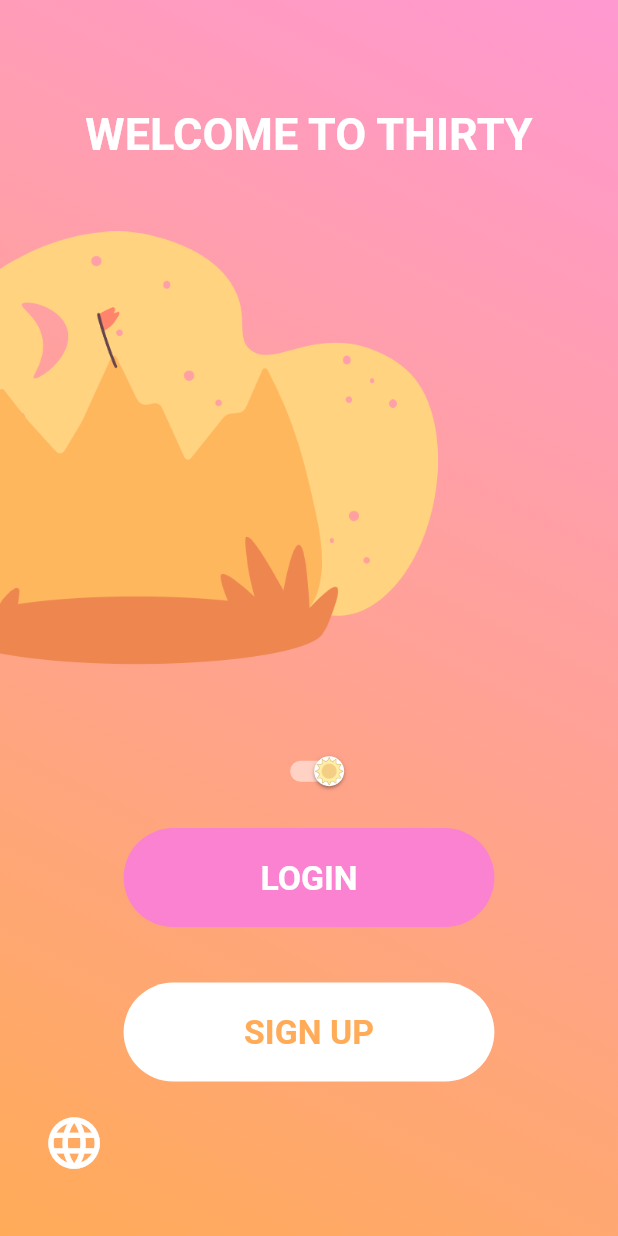
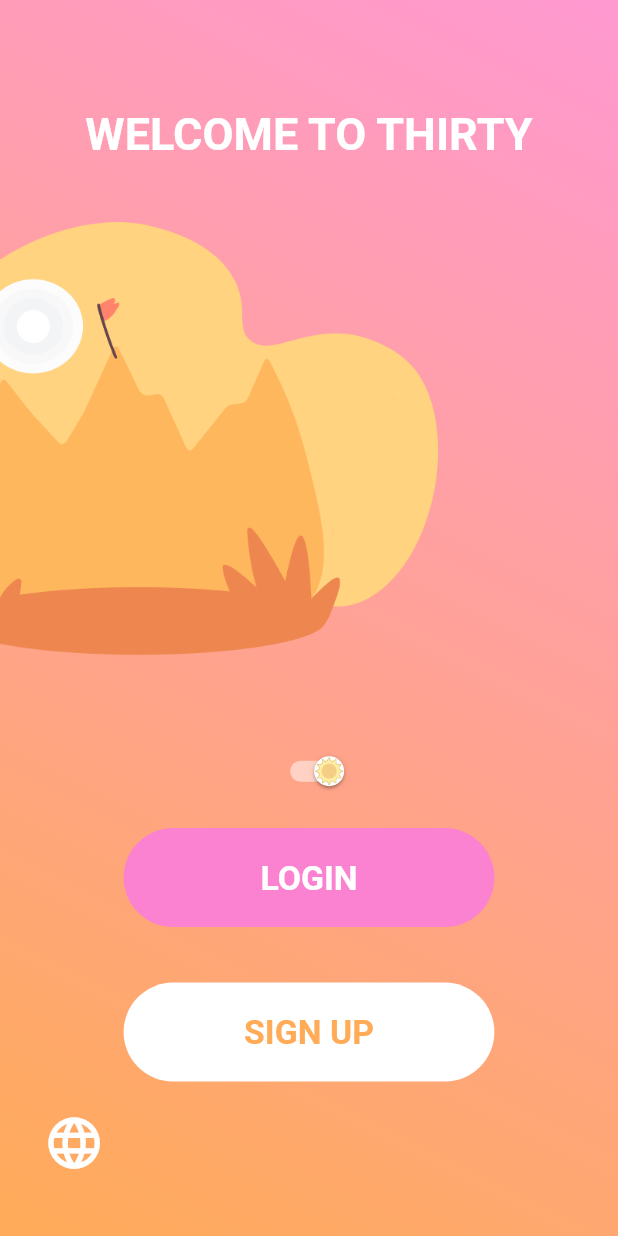
Before and after one commit to Omine100/Thirty, a Flutter app: the screen it shows after launch, on a phone screen of 412 x 824 dp. Run offline on Flutter 3.47's test engine with Material 2 defaults, Android fonts, the phone set to English and light mode, and no system bars; our stand-ins replace cloud_firestore, firebase_auth, intro_slider, lottie, page_transition, shared_preferences; accounts and stored records are empty.

Commit message:
themes.dart update
Working on some more details here and there

```diff
--- a/thirty_1.0/thirty/lib/pages/welcome.dart
+++ b/thirty_1.0/thirty/lib/pages/welcome.dart
@@ -84,10 +84,16 @@ class _WelcomeScreenState extends State<WelcomeScreen> {
         child: Stack(
           children: <Widget>[
             Positioned(
-              top: themes.getPosition(
-                  context, true, "welcomeBackgroundImagePosition"),
-              left: themes.getPosition(
-                  context, false, "welcomeBackgroundImagePosition"),
+              top: themes.checkDarkTheme(context)
+                  ? themes.getPosition(
+                      context, true, "welcomeBackgroundDarkThemeImagePosition")
+                  : themes.getPosition(context, true,
+                      "welcomeBackgroundLightThemeImagePosition"),
+              left: themes.checkDarkTheme(context)
+                  ? themes.getPosition(
+                      context, false, "welcomeBackgroundDarkThemeImagePosition")
+                  : themes.getPosition(context, false,
+                      "welcomeBackgroundLightThemeImagePosition"),
               child: interfaceStandards.parentCenter(
                 context,
                 Image(
```
Also changed, not shown: thirty_1.0/thirty/lib/standards/themes.dart (+5 -2 lines), thirty_1.0/thirty/lib/assets/welcomeBackgroundDarkThemeImage.png, thirty_1.0/thirty/lib/assets/welcomeBackgroundLightThemeImage.png.
